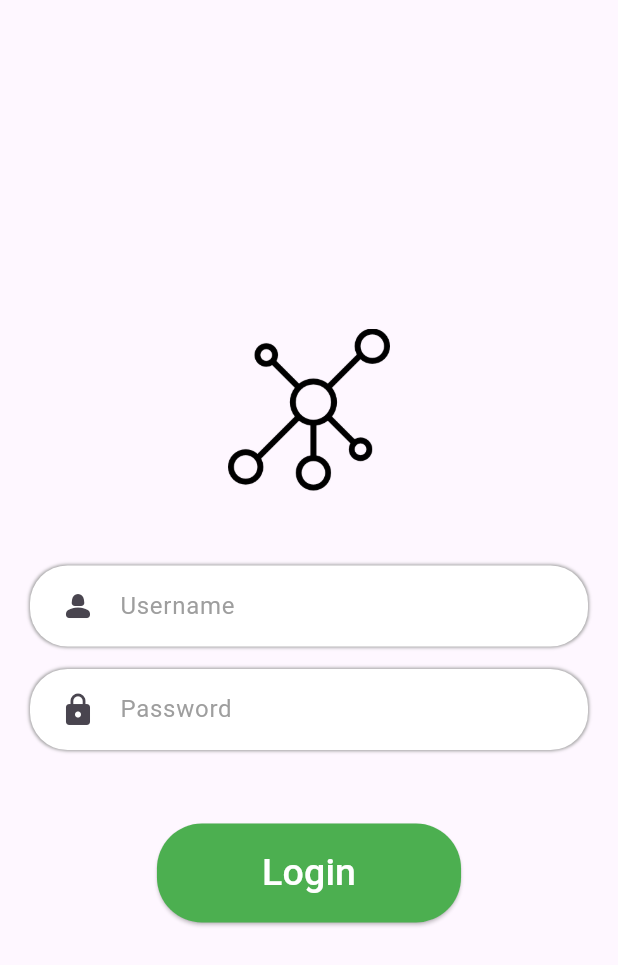
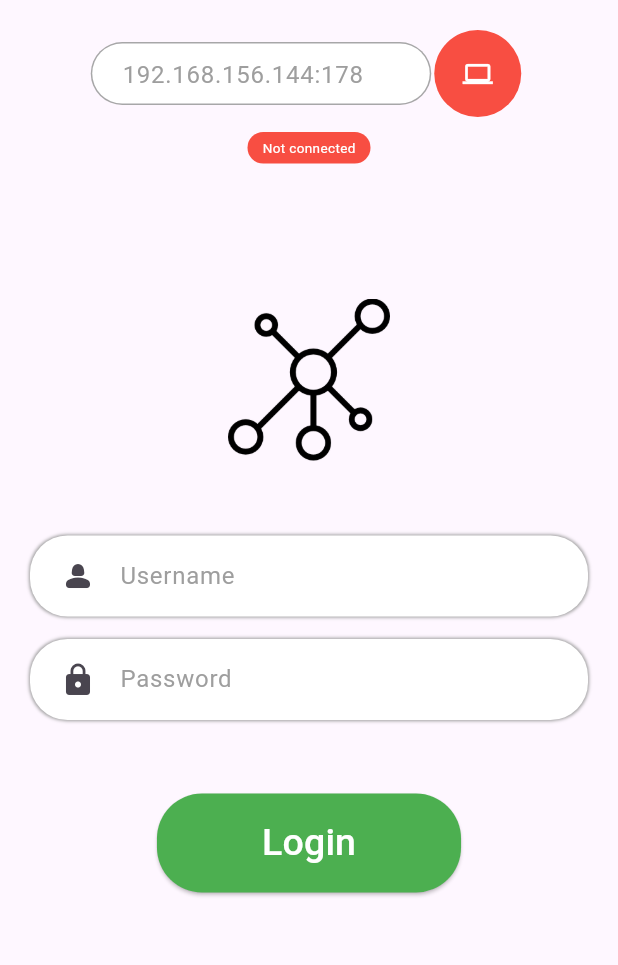
Before and after one commit to KChuene/cs-chat, a Flutter app: the screen it shows after launch, on a phone screen of 412 x 824 dp. Shown: the top 965 px of the screen. Run offline on Flutter 3.47's test engine with Material 3 defaults, Android fonts, the phone set to English and light mode, and no system bars.

Commit message:
Updated server to gracefully handle disconnections. Added input, button and functionality for connecting to custom server address. Fixes regarding connectiion processes.

```diff
--- a/client/cs_chat_app/lib/auxiliary/client.dart
+++ b/client/cs_chat_app/lib/auxiliary/client.dart
@@ -2,23 +2,18 @@ import 'dart:convert';
 import 'dart:io';
 import 'dart:typed_data';
 
-import 'package:cs_chat_app/auxiliary/messagebox.dart';
 import 'package:cs_chat_app/auxiliary/messenger.dart';
 import 'package:cs_chat_app/model/message.dart';
 
 class Client {
 
-  String host;
-  int port;
   Socket? socket;
-  MessageBox msgBox = MessageBox();
-
-  Client({required this.host, required this.port});
+  Client();
 
   Future<void> connect(Messenger messenger) async {
 
     try {
-      socket = await Socket.connect(host, port);
+      socket = await Socket.connect(messenger.getDestIPv4(), messenger.getDestPort() as int);
     }
     catch (sockErr) {
       messenger.handleNotice(MsgType.error, "Failed to reach server." );
@@ -43,8 +38,8 @@ class Client {
     );
   }
 
-  bool disconnected() {
-    return socket == null;
+  bool connected() {
+    return socket != null;
   }
 
   void auth(AuthRequest request) {
--- a/client/cs_chat_app/lib/auxiliary/messenger.dart
+++ b/client/cs_chat_app/lib/auxiliary/messenger.dart
@@ -7,19 +7,27 @@ class Messenger {
   Client? _client; // send requests to, get responses from
   MessageBox? _messages;
   MessengerSubscriber? _subscriber; // get requests from, send responses to
+  final String? _destAddress;
+  final int? _destPort;
 
   static Messenger? _instance;
 
-  Messenger._construct() {
-    _client = Client(host: "127.0.0.1", port: 178);
+  Messenger._construct(this._destAddress, this._destPort) {
+    _client = Client();
     _messages = MessageBox();
   }
 
-  static Messenger getInstance() {
-    _instance ??= Messenger._construct();
+  static Messenger getInstance({String? host, int? port}) {
+    bool newAddress = (host != null) && (port != null);
+    if(_instance == null || newAddress) {
+      _instance = Messenger._construct(host, port);
+    }
 
     return _instance as Messenger;
   }
+
+  String? getDestIPv4() => _destAddress;
+  int? getDestPort() => _destPort;
 
   void subscribe(MessengerSubscriber subscriber) {
     _subscriber = subscriber;
@@ -74,8 +82,12 @@ class Messenger {
     }
   }
 
+  bool connected() {
+    return _client?.connected() as bool;
+  }
+
   void auth(String uname, String pword) async {
-    reConnectEx();
+    await reConnectEx();
 
     AuthStatus.uname = uname;
     _client?.auth(
@@ -86,14 +98,16 @@ class Messenger {
     );
   }
 
-  void send(TextMessage message) {
-    reConnectEx();
+  void send(TextMessage message) async {
+    await reConnectEx();
     _client?.send(message);
   }
 
-  void reConnectEx() async {
-    if(_client!.disconnected()) {
-      await _client?.connect(_instance as Messenger);
+  Future<void> reConnectEx() async {
+    if(_destAddress != null || _destPort != null) {
+      if(!_client!.connected()) {
+        await _client?.connect(this);
+      }
     }
   }
 }
--- a/client/cs_chat_app/lib/constants/colors.dart
+++ b/client/cs_chat_app/lib/constants/colors.dart
@@ -2,4 +2,6 @@ import 'package:flutter/material.dart';
 
 class MainColor {
   static const green = Colors.green;
+  static const red = Color.fromARGB(255, 248, 78, 66);
+  static const yellow = Color.fromARGB(255, 255, 170, 59);
 }
--- a/client/cs_chat_app/lib/screens/chat.dart
+++ b/client/cs_chat_app/lib/screens/chat.dart
@@ -18,13 +18,11 @@ class ChatScreen extends StatefulWidget {
 class _ChatScreenState extends State<ChatScreen> implements MessengerSubscriber {
   List<TextMessage> messages = TextMessage.list();
   TextEditingController messageEditController = TextEditingController();
-  Messenger messenger = Messenger.getInstance();
 
   ScrollController scrollControl = ScrollController();
 
   @override
   void initState() {
-    messenger.subscribe(this);
     super.initState();
   }
 
@@ -123,7 +121,9 @@ class _ChatScreenState extends State<ChatScreen> implements MessengerSubscriber
   }
 
   void addMessage() async {
-    if(messageEditController.text.trim().isNotEmpty) {
+    Messenger messenger = Messenger.getInstance();
+
+    if(messageEditController.text.trim().isNotEmpty && messenger.connected()) {
       TextMessage message = TextMessage(
         type: MsgType.normal,
         sender: AuthStatus.uname,
@@ -132,6 +132,8 @@ class _ChatScreenState extends State<ChatScreen> implements MessengerSubscriber
         isFromMe: true
       );
 
+
+      messenger.subscribe(this);
       messenger.send(message);
       setState(() {
         messages.add(message);
--- a/client/cs_chat_app/lib/screens/login.dart
+++ b/client/cs_chat_app/lib/screens/login.dart
@@ -7,6 +7,7 @@ import 'package:cs_chat_app/model/message.dart';
 import 'package:cs_chat_app/model/subscriber.dart';
 import 'package:cs_chat_app/screens/chat.dart';
 import 'package:flutter/material.dart';
+import 'package:flutter/widgets.dart';
 
 class LoginScreen extends StatefulWidget {
   static const String route = "/";
@@ -21,12 +22,15 @@ class _LoginScreenState extends State<LoginScreen> implements MessengerSubscribe
 
   TextEditingController txtUsername = TextEditingController();
   TextEditingController txtPassword = TextEditingController();
-  Text status = const Text("", style: TextStyle(fontSize: 13));
-  Messenger messenger = Messenger.getInstance();
+  TextEditingController txtServer = TextEditingController();
+
+  Color connectStatusColor = MainColor.red;
+  String connectStatusMsg = "Not connected";
+
+  Text authStatus = const Text("", style: TextStyle(fontSize: 13));
 
   @override
   void initState() {
-    messenger.subscribe(this);
     super.initState();
   }
 
@@ -35,10 +39,70 @@ class _LoginScreenState extends State<LoginScreen> implements MessengerSubscribe
     return PopScope(
       onPopInvoked: (_) => exit(0),
       child: Scaffold(
-        body: Container(
-          constraints: const BoxConstraints(minWidth: 500),
-          padding: const EdgeInsets.all(20),
-          child: Center(
+        body: Padding(
+          padding: const EdgeInsets.all(20.0),
+          child: Column(
+            children: [
+              Column(
+                crossAxisAlignment: CrossAxisAlignment.center,
+                children: [
+                  Row(
+                    mainAxisAlignment: MainAxisAlignment.center,
+                    children: [
+                      Container(
+                        constraints: const BoxConstraints(maxHeight: 40),
+                        padding: const EdgeInsets.symmetric(vertical: 3, horizontal: 20),
+                        decoration: BoxDecoration(
+                          color: Colors.white,
+                          boxShadow: [BoxShadow(
+                            color: Colors.grey.withOpacity(.9),
+                            spreadRadius: 1
+                          )],
+                          borderRadius: BorderRadius.circular(40)
+                        ),
+                        child: TextField(
+                          controller: txtServer,
+                          decoration: const InputDecoration(
+                            constraints: BoxConstraints(maxWidth: 185),
+                            hintText: "192.168.156.144:178",
+                            hintStyle: TextStyle(color: Colors.grey, fontSize: 16),
+                            border: InputBorder.none
+                          ),
+                          style: const TextStyle(
+                            fontSize: 16,
+                          ),
+                        ),
+                      ),
+                      TextButton(
+                        onPressed: () => _connectToServer(),
+                        style: TextButton.styleFrom(
+                          backgroundColor: connectStatusColor,
+                          shape: const CircleBorder(),
+                          padding: const EdgeInsets.all(19)
+                        ),
+                        child: const Icon(Icons.computer, color: Colors.white, size: 20,),
+                      )
+                    ],
+                  ),
+                  const SizedBox(height: 10,),
+                  Container(
+                    padding: const EdgeInsets.symmetric(vertical: 4, horizontal: 10),
+                    decoration: BoxDecoration(
+                      color: connectStatusColor,
+                      borderRadius: BorderRadius.circular(15)
+                    ),
+                    child: Text(
+                      connectStatusMsg,
+                      style: const TextStyle(
+                        color: Colors.white,
+                        fontSize: 9
+                      ),
+                    ),
+                  )
+                ],
+              ),
+              const SizedBox(height: 80,),
+              Center(
               child: Column(
                 mainAxisAlignment: MainAxisAlignment.center,
                 children: [
@@ -101,7 +165,7 @@ class _LoginScreenState extends State<LoginScreen> implements MessengerSubscribe
                     ),
                   ),
                   const SizedBox(height: 10),
-                Container(child: status),
+                  Container(child: authStatus),
                   const SizedBox(height: 20,),
                   ElevatedButton(
                     onPressed: () => _login(),
@@ -120,6 +184,7 @@ class _LoginScreenState extends State<LoginScreen> implements MessengerSubscribe
                   )
                 ]
               ),
+            )],
           ),
         ),
       ),
@@ -135,45 +200,125 @@ class _LoginScreenState extends State<LoginScreen> implements MessengerSubscribe
         .pushNamed(ChatScreen.route);
       }
       else {
-        setState(() {
-          status = Text(
-            AuthStatus.text,
-            style: const TextStyle(
-              color: Colors.red,
-              fontSize: 13,
-              fontWeight: FontWeight.w100
-            ),
-          );
-        });
+        _showAuthError(AuthStatus.text);
       }
     }
   }
 
+
+  void _connectToServer() async {
+    if(txtServer.text.trim().isEmpty) {
+      _showConnectStatus(1, "Please provide the address");
+      return;
+    }
+
+    List<String>? address = _parseAddress(txtServer.text);
+    if(address != null) {
+      _showConnectStatus(2, "Connecting");
+    }
+    else {
+      _showConnectStatus(1, "Invalid IPv4 Address Format");
+      return;
+    }
+
+    Messenger messenger = Messenger.getInstance(host: address[0], port: int.tryParse(address[1]));
+    await messenger.reConnectEx();
+    if(!messenger.connected()) {
+      int attempts = 2;
+      while(!messenger.connected() && attempts > 0) {
+        await messenger.reConnectEx();
+
+        sleep(const Duration(seconds: 1));
+        attempts--;
+      }
+    }
+
+    setState(() {
+      if(messenger.connected()) {
+        _showConnectStatus(3, "Connected");
+      } else {
+        _showConnectStatus(1, "Could not connect. Check address");
+      }
+    });
+  }
+
   void _login() async {
     if(txtUsername.text.trim().isEmpty || txtPassword.text.trim().isEmpty) {
+      _showAuthError("All input fields are required.");
+      return;
+    }
+
+    var pwordBytes = utf8.encode(txtPassword.text);
+
+    Messenger messenger = Messenger.getInstance();
+    messenger.subscribe(this);
+    if(messenger.connected()) {
+      messenger.auth(txtUsername.text, sha256.convert(pwordBytes).toString());
+    }
+    else {
+      _showAuthError("Not connected.");
+    }
+  }
+
+  void _clearWarnings() {
     setState(() {
-        status = const Text(
-          "All input fields are required.",
-          style: TextStyle(
-            color: Colors.red,
+      authStatus = const Text("", style: TextStyle(fontSize: 13),);
+    });
+  }
+
+  void _showConnectStatus(int stage, String msg) {
+    setState(() {
+      switch(stage) {
+        case 1: connectStatusColor = MainColor.red;
+        case 2: connectStatusColor = MainColor.yellow;
+        case 3: connectStatusColor = MainColor.green;
+      }
+      connectStatusMsg = msg;
+    });
+  }
+
+  void _showAuthError(String err) {
+    setState(() {
+      authStatus = Text(
+        err,
+        style: const TextStyle(
+          color: MainColor.red,
           fontSize: 13,
-            fontWeight: FontWeight.w100,
         ),
         maxLines: 2,
       );
     });
-
-      return;
   }
 
-    var pwordBytes = utf8.encode(txtPassword.text);
-    messenger.auth(txtUsername.text, sha256.convert(pwordBytes).toString());
+  List<String>? _parseAddress(String address) {
+    List<String> addressSegments = address.split(':');
+    if(addressSegments.length == 2) {
+      // Test Port portion
+      int? port = int.tryParse(addressSegments[1]);
+      if(port == null || port <= 0) {
+        return null;
       }
 
-  void _clearWarnings() {
-    setState(() {
-      status = const Text("", style: TextStyle(fontSize: 13),);
-    });
+      validIPv4Segment(int? seg) {
+        return seg != null && (seg >= 0 && seg <= 255);
       }
 
+      List<String> segments = addressSegments[0].split('.');
+      if(int.tryParse(addressSegments[1]) != null && segments.length == 4) {
+        // Test IPv4 portion
+        for(String seg in segments) {
+          int? current = int.tryParse(seg);
+
+          if(!validIPv4Segment(current)) {
+            return null;
           }
+        }
+
+        // Both Port and IPv4 valid
+        return addressSegments;
+      }
+    }
+
+    return null;
+  }
+}
--- a/client/cs_chat_app/pubspec.yaml
+++ b/client/cs_chat_app/pubspec.yaml
@@ -62,6 +62,7 @@ flutter:
   # To add assets to your application, add an assets section, like this:
   assets:
       - assets/images/network-smashicons.png # https://www.flaticon.com/free-icons/network, Network icons created by Smashicons - Flaticon
+      - assets/images/network-smashicons-paint.png
   #   - images/a_dot_ham.jpeg
 
   # An image asset can refer to one or more resolution-specific "variants", see
```
Also changed, not shown: client/cs_chat_app/assets/images/network-smashicons-paint.png (added), 2 other files. Lines whose indentation alone changed are shown as unchanged.
